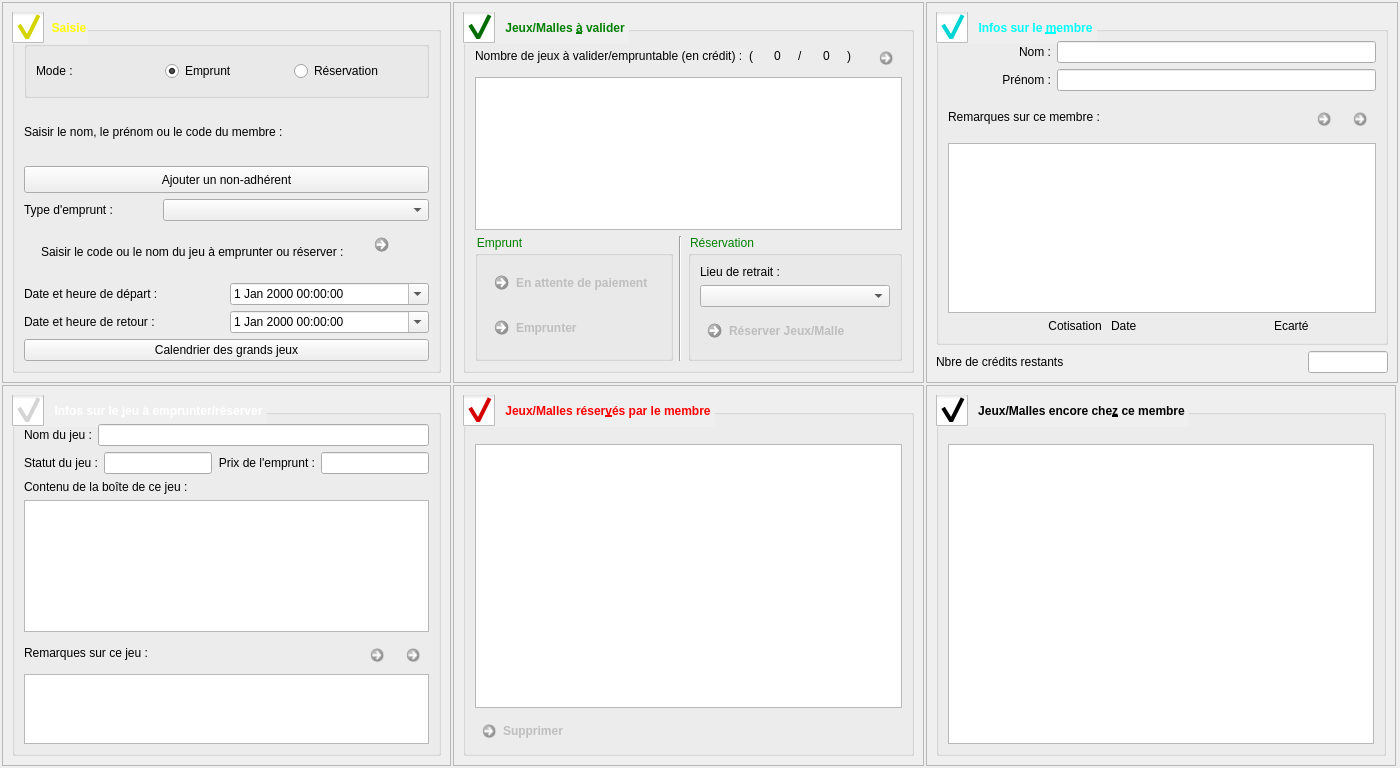
Above: f_emprunt.ui from nivhg/ludopen before the change. Below: the same form after it.
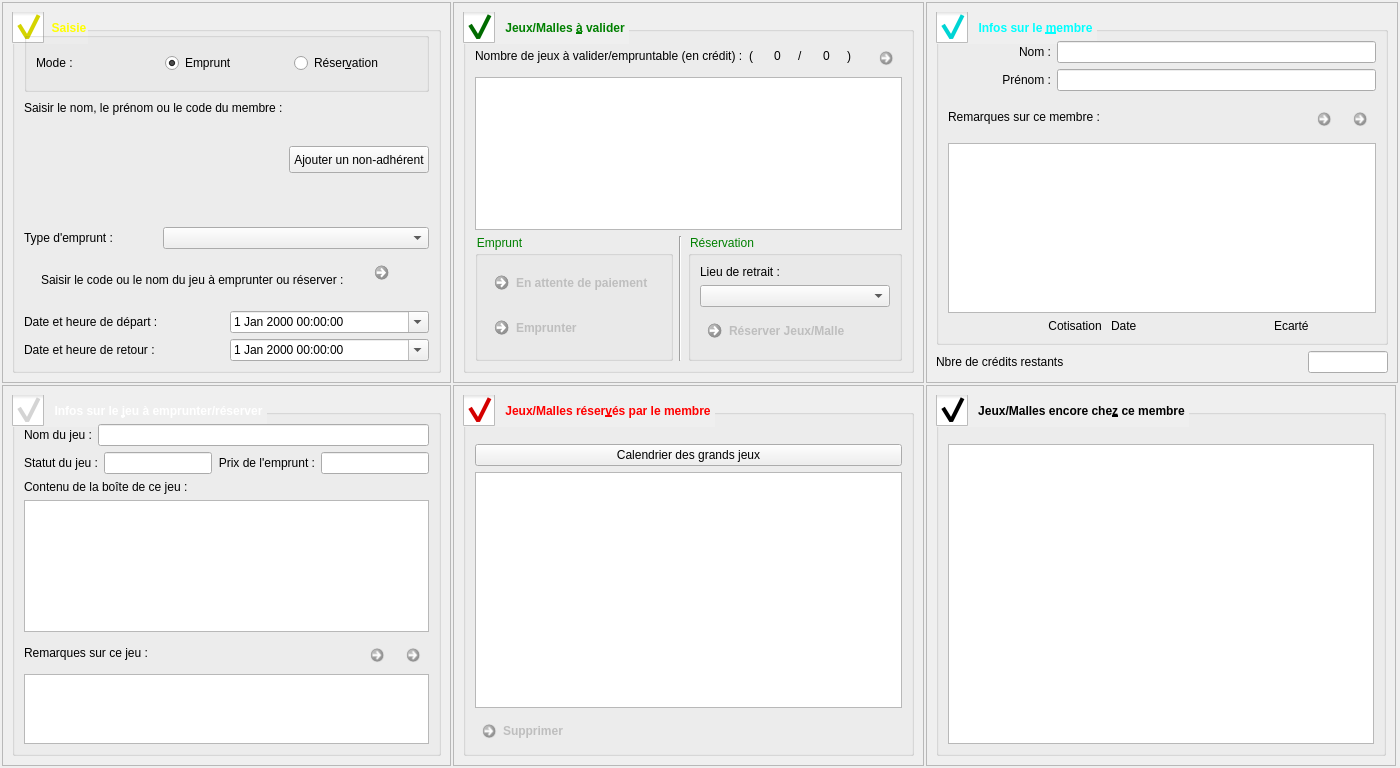
That is the form after the change. Icons and pictures are not drawn.

Commit message: v2.0 : Bugs : - Malles : Supprimer un jeu en cours de réservation le laisse "en cours d'emprunt" - Prolongation ne fonctionne pas avec RABOUAN - Malles : des malles supplémentaires apparaissent + mettre numéro du jeu (JB 03/03/18) - Malles : Ajout d'un jeu réservé à une date différente ne passe pas - Prix de location à 0 lors de la création d'un nouveau jeu. - Emprunt : Fenetre de paiement n'apparait pas si jeu déjà réservé et a du crédit - Inversion dates emprunt

```diff
--- a/f_emprunt.ui
+++ b/f_emprunt.ui
@@ -523,7 +523,7 @@
       <enum>QFrame::Raised</enum>
      </property>
      <layout class="QGridLayout" name="gridLayout_4">
-      <item row="6" column="0" colspan="2">
+      <item row="2" column="1">
        <widget class="QGroupBox" name="groupBox_2">
         <property name="font">
          <font>
@@ -548,9 +548,15 @@
          <bool>true</bool>
         </property>
         <layout class="QGridLayout" name="gridLayout_15">
+         <property name="topMargin">
+          <number>0</number>
+         </property>
          <item row="3" column="0" colspan="2">
-          <layout class="QVBoxLayout" name="verticalLayout">
-           <item>
+          <layout class="QGridLayout" name="gridLayout_20">
+           <item row="2" column="0">
+            <layout class="QHBoxLayout" name="horizontalLayout"/>
+           </item>
+           <item row="0" column="0">
             <widget class="QLabel" name="Lb_RechercheMembre">
              <property name="maximumSize">
               <size>
@@ -563,8 +569,18 @@
              </property>
             </widget>
            </item>
-           <item>
-            <layout class="QHBoxLayout" name="horizontalLayout"/>
+           <item row="0" column="1" rowspan="3">
+            <widget class="QPushButton" name="Bt_AjoutNonAdherent">
+             <property name="minimumSize">
+              <size>
+               <width>0</width>
+               <height>27</height>
+              </size>
+             </property>
+             <property name="text">
+              <string>Ajouter un non-adhérent</string>
+             </property>
+            </widget>
            </item>
           </layout>
          </item>
@@ -630,7 +646,7 @@
             <item row="0" column="2">
              <widget class="QRadioButton" name="rB_Mode_Resa">
               <property name="text">
-               <string>Réservation</string>
+               <string>Réser&amp;vation</string>
               </property>
              </widget>
             </item>
@@ -667,36 +683,6 @@
            </item>
           </layout>
          </item>
-         <item row="4" column="0" colspan="2">
-          <widget class="QPushButton" name="Bt_AjoutNonAdherent">
-           <property name="minimumSize">
-            <size>
-             <width>0</width>
-             <height>27</height>
-            </size>
-           </property>
-           <property name="text">
-            <string>Ajouter un non-adhérent</string>
-           </property>
-          </widget>
-         </item>
-         <item row="16" column="0" colspan="2">
-          <widget class="QPushButton" name="Bt_CalendrierMalles">
-           <property name="text">
-            <string>Calendrier des grands jeux</string>
-           </property>
-           <property name="icon">
-            <iconset resource="ImagesIcones.qrc">
-             <normaloff>:/Calendrier.png</normaloff>:/Calendrier.png</iconset>
-           </property>
-           <property name="iconSize">
-            <size>
-             <width>32</width>
-             <height>32</height>
-            </size>
-           </property>
-          </widget>
-         </item>
          <item row="14" column="0" colspan="2">
           <layout class="QGridLayout" name="gridLayout_19">
            <item row="0" column="0">
@@ -868,6 +854,23 @@
            </property>
           </spacer>
          </item>
+         <item row="1" column="0">
+          <widget class="QPushButton" name="Bt_CalendrierMalles">
+           <property name="text">
+            <string>Calendrier des grands jeux</string>
+           </property>
+           <property name="icon">
+            <iconset resource="ImagesIcones.qrc">
+             <normaloff>:/Calendrier.png</normaloff>:/Calendrier.png</iconset>
+           </property>
+           <property name="iconSize">
+            <size>
+             <width>32</width>
+             <height>32</height>
+            </size>
+           </property>
+          </widget>
+         </item>
         </layout>
        </widget>
       </item>
```
The commit also changes 13 other files.
